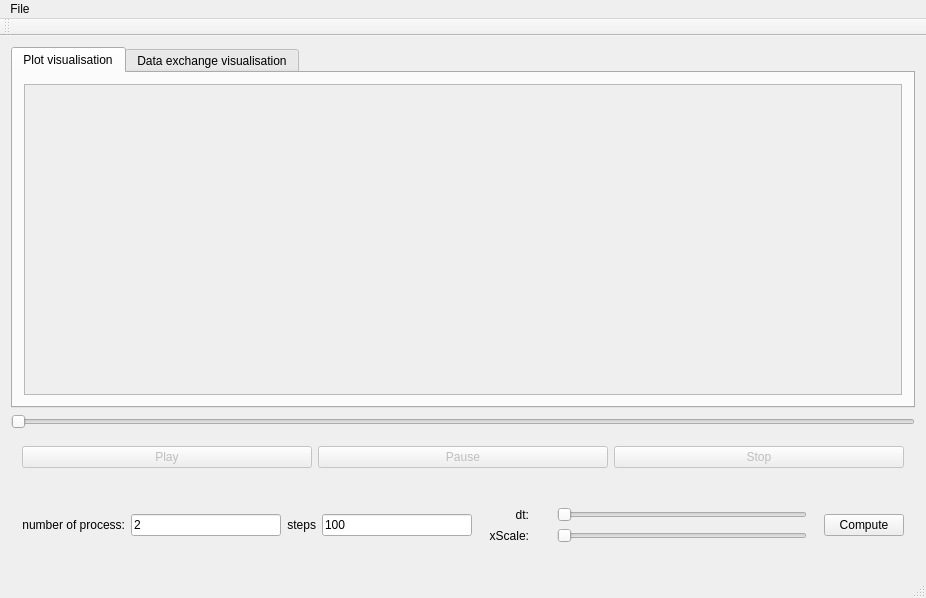
Before: the Qt Designer form visualizer/mainwindow.ui in Justice01/bnb-visualizer, drawn with Qt 5.
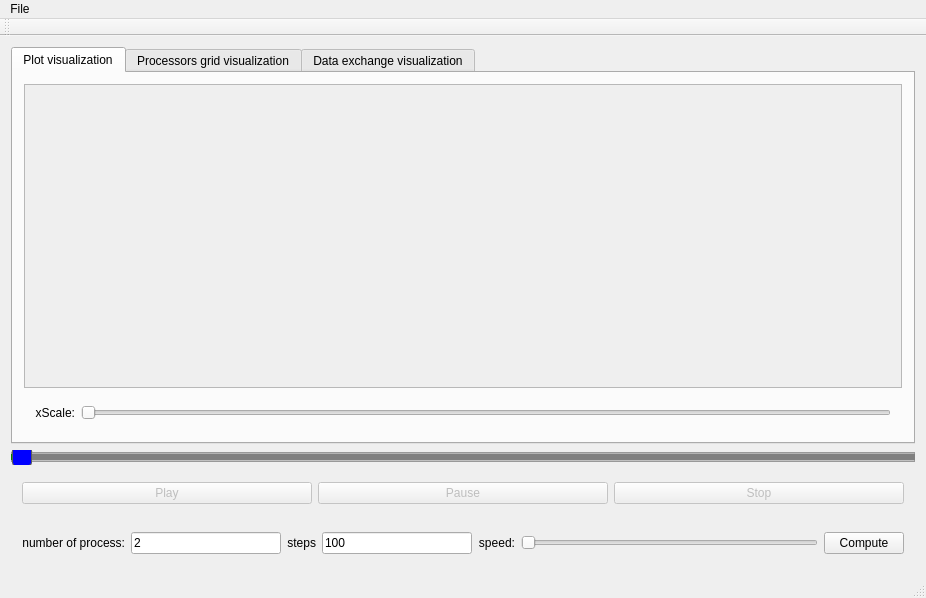
After: the same form once the commit is applied. The open tabs and pages were chosen to show the change.

Commit message: Created processes grid

```diff
--- a/visualizer/mainwindow.ui
+++ b/visualizer/mainwindow.ui
@@ -24,7 +24,7 @@
         </property>
         <widget class="QWidget" name="PlotTab">
          <attribute name="title">
-          <string>Plot visualisation</string>
+          <string>Plot visualization</string>
          </attribute>
          <layout class="QVBoxLayout" name="verticalLayout_4">
           <item>
@@ -38,7 +38,7 @@
                <x>0</x>
                <y>0</y>
                <width>882</width>
-               <height>304</height>
+               <height>295</height>
               </rect>
              </property>
              <layout class="QGridLayout" name="gridLayout">
@@ -49,11 +49,47 @@
             </widget>
            </widget>
           </item>
+          <item>
+           <widget class="QWidget" name="widget_4" native="true">
+            <layout class="QHBoxLayout" name="horizontalLayout">
+             <item>
+              <widget class="QLabel" name="label_4">
+               <property name="text">
+                <string>xScale:</string>
+               </property>
+               <property name="alignment">
+                <set>Qt::AlignRight|Qt::AlignTrailing|Qt::AlignVCenter</set>
+               </property>
+              </widget>
+             </item>
+             <item>
+              <widget class="QSlider" name="XScaleSlider">
+               <property name="enabled">
+                <bool>false</bool>
+               </property>
+               <property name="orientation">
+                <enum>Qt::Horizontal</enum>
+               </property>
+              </widget>
+             </item>
+            </layout>
+           </widget>
+          </item>
+         </layout>
+        </widget>
+        <widget class="QWidget" name="GridProcTab">
+         <attribute name="title">
+          <string>Processors grid visualization</string>
+         </attribute>
+         <layout class="QVBoxLayout" name="verticalLayout_6">
+          <item>
+           <layout class="QVBoxLayout" name="gridProcLayout"/>
+          </item>
          </layout>
         </widget>
         <widget class="QWidget" name="ExchangeTab">
          <attribute name="title">
-          <string>Data exchange visualisation</string>
+          <string>Data exchange visualization</string>
          </attribute>
          <layout class="QGridLayout" name="gridLayout_2">
           <item row="0" column="0">
@@ -68,6 +104,29 @@
         <property name="enabled">
          <bool>false</bool>
         </property>
+        <property name="styleSheet">
+         <string notr="true"> QSlider::groove:horizontal {
+     border: 1px solid #999999;
+     height: 8px; /* по умолчанию бороздка расширяется до размеров ползунка. задав высоту она принимает фиксированный размер */
+     background: qlineargradient(x1:0, y1:0, x2:0, y2:1, stop:0 #B1B1B1, stop:1 #c4c4c4);
+     margin: -2px 0;
+ }
+
+ QSlider::handle:horizontal {
+     background: blue;
+     border: 1px solid #5c5c5c;
+     width: 18px;
+     margin: -5px 0; /* рукоятка располагается по умолчанию в прямоугольнике содержимого бороздки. Расширяется наружу от бороздки */
+     border-radius: 3px;
+ }
+QSlider::add-page:horizontal{
+     background: gray;
+ }
+
+ QSlider::sub-page:horizontal {
+     background: green;
+ }</string>
+        </property>
         <property name="orientation">
          <enum>Qt::Horizontal</enum>
         </property>
@@ -171,34 +230,15 @@
           </widget>
          </item>
          <item>
-          <widget class="QWidget" name="widget_3" native="true">
-           <layout class="QVBoxLayout" name="verticalLayout_3">
-            <item>
              <widget class="QLabel" name="label_2">
               <property name="text">
-               <string>dt:</string>
+            <string>speed:</string>
               </property>
               <property name="alignment">
                <set>Qt::AlignRight|Qt::AlignTrailing|Qt::AlignVCenter</set>
               </property>
              </widget>
             </item>
-            <item>
-             <widget class="QLabel" name="label_4">
-              <property name="text">
-               <string>xScale:</string>
-              </property>
-              <property name="alignment">
-               <set>Qt::AlignRight|Qt::AlignTrailing|Qt::AlignVCenter</set>
-              </property>
-             </widget>
-            </item>
-           </layout>
-          </widget>
-         </item>
-         <item>
-          <widget class="QWidget" name="widget_2" native="true">
-           <layout class="QVBoxLayout" name="verticalLayout_2">
             <item>
              <widget class="QSlider" name="DTSlider">
               <property name="enabled">
@@ -213,19 +253,6 @@
               <property name="orientation">
                <enum>Qt::Horizontal</enum>
               </property>
-             </widget>
-            </item>
-            <item>
-             <widget class="QSlider" name="XScaleSlider">
-              <property name="enabled">
-               <bool>false</bool>
-              </property>
-              <property name="orientation">
-               <enum>Qt::Horizontal</enum>
-              </property>
-             </widget>
-            </item>
-           </layout>
           </widget>
          </item>
          <item>
```
Left out of the diff: 4 changed lines with no effect on the pictures. Lines whose indentation alone changed are shown as unchanged. The commit also changes 10 other files.
